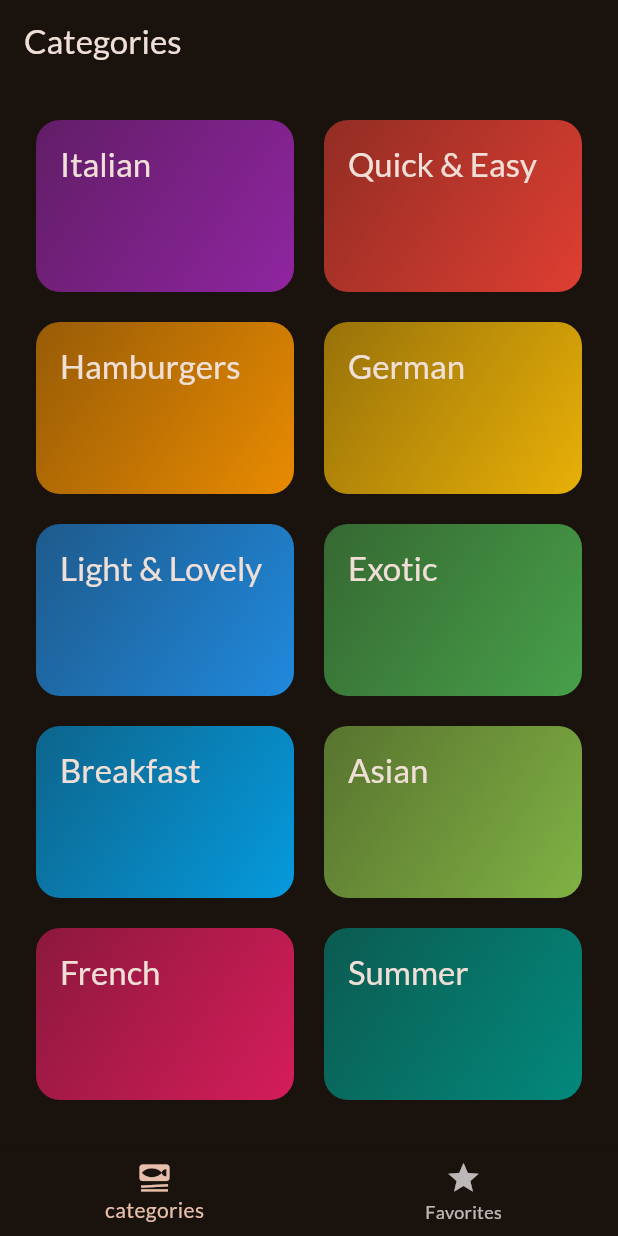
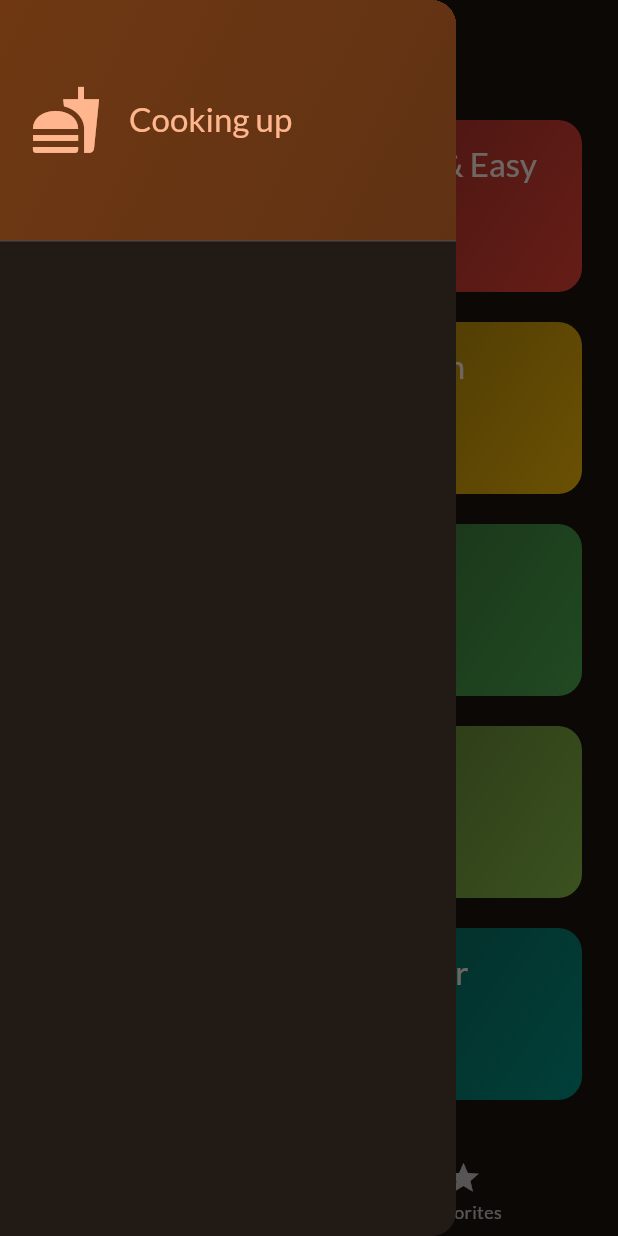
Before and after one commit to sidratulpunno/MealsAppFlutter, a Flutter app: the screen it shows after launch, with the side drawer open (before the commit the screen has no drawer), on a phone screen of 412 x 824 dp. Run offline on Flutter 3.47's test engine with Material 3 defaults, Android fonts, the phone set to English and light mode, and no system bars; our stand-ins replace google_fonts, transparent_image.

Commit message:
Added app drawrer

```diff
--- a/lib/screens/tabs.dart
+++ b/lib/screens/tabs.dart
@@ -2,6 +2,7 @@ import 'package:flutter/material.dart';
 import 'package:meals/models/meal.dart';
 import 'package:meals/screens/categories.dart';
 import 'package:meals/screens/meals.dart';
+import 'package:meals/widgets/main_drawer.dart';
 
 class TabsScreen extends StatefulWidget {
   const TabsScreen({super.key});
@@ -63,6 +64,7 @@ class _TabsScreenState extends State<TabsScreen> {
       appBar: AppBar(
         title: Text(activePageTitle),
       ),
+      drawer: const MainDrawer(),
       body: activePage,
       bottomNavigationBar: BottomNavigationBar(
         onTap: _selectPage,
--- /dev/null
+++ b/lib/widgets/main_drawer.dart
@@ -0,0 +1,47 @@
+import 'package:flutter/material.dart';
+
+class MainDrawer extends StatelessWidget {
+  const MainDrawer({super.key});
+
+  @override
+  Widget build(BuildContext context) {
+    return Drawer(
+      child: Column(
+        children: [
+          DrawerHeader(
+              padding: const EdgeInsets.all(20),
+              decoration: BoxDecoration(
+                  gradient: LinearGradient(
+                colors: [
+                  Theme.of(context).colorScheme.primaryContainer,
+                  Theme.of(context)
+                      .colorScheme
+                      .primaryContainer
+                      .withOpacity(.8),
+                ],
+                begin: Alignment.topLeft,
+                end: Alignment.bottomRight,
+              )),
+              child: Row(
+                children: [
+                  Icon(
+                    Icons.fastfood,
+                    size: 48,
+                    color: Theme.of(context).colorScheme.primary,
+                  ),
+                  const SizedBox(
+                    width: 18,
+                  ),
+                  Text(
+                    'Cooking up',
+                    style: Theme.of(context).textTheme.titleLarge!.copyWith(
+                          color: Theme.of(context).colorScheme.primary,
+                        ),
+                  ),
+                ],
+              )),
+        ],
+      ),
+    );
+  }
+}
```
